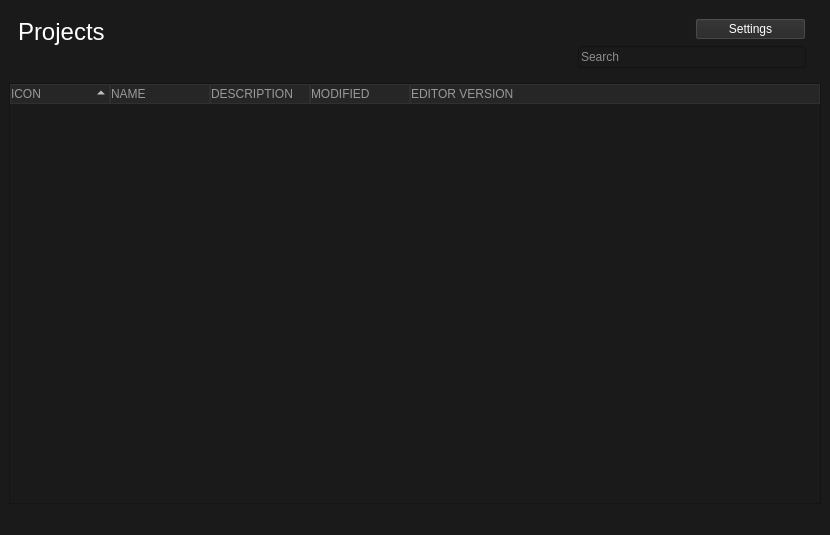
Before: the Qt Designer form designer/UnityLauncher.ui in Kainkun/UnityLauncher, drawn with Qt 5.
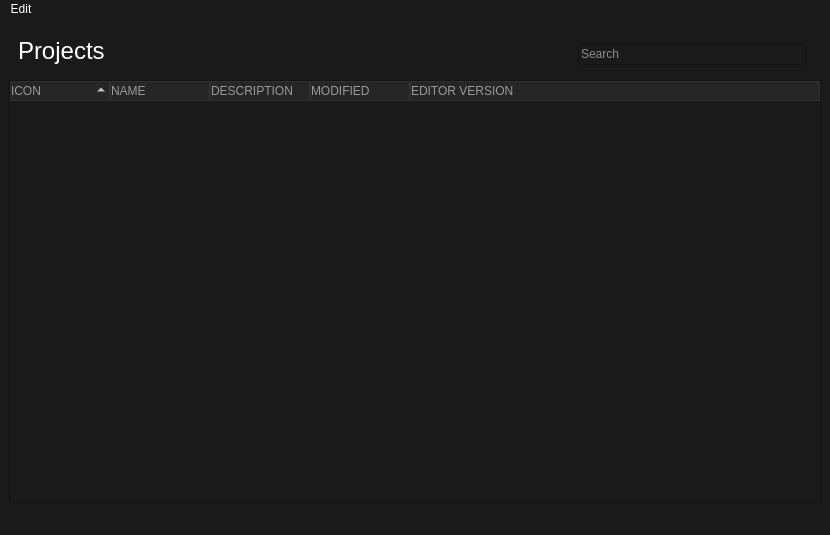
After: the same form once the commit is applied. Icons and pictures are not drawn.

```diff
--- a/designer/UnityLauncher.ui
+++ b/designer/UnityLauncher.ui
@@ -45,6 +45,11 @@
 	background: rgb(38, 38, 38);
 }
 
+QMenu::item:selected
+{
+	background-color:rgb(38, 38, 38)
+}
+
 QHeaderView::up-arrow
 {
 	image: url(:/images/UpWhiteArrow.png);
@@ -97,13 +102,6 @@
          </property>
         </widget>
        </item>
-       <item row="0" column="2">
-        <widget class="QPushButton" name="SettingsButton">
-         <property name="text">
-          <string>Settings</string>
-         </property>
-        </widget>
-       </item>
       </layout>
      </widget>
     </item>
@@ -168,6 +166,16 @@
      <height>18</height>
     </rect>
    </property>
+   <widget class="QMenu" name="menuEdit">
+    <property name="title">
+     <string>Edit</string>
+    </property>
+    <addaction name="actionSet_All_Project_Icons"/>
+    <addaction name="actionSet_All_Project_Descriptions"/>
+    <addaction name="separator"/>
+    <addaction name="actionAdd_Editor_Scripts_to_All_Projects"/>
+   </widget>
+   <addaction name="menuEdit"/>
   </widget>
   <widget class="QStatusBar" name="statusbar"/>
  </widget>
```
Left out of the diff: 27 changed lines with no effect on the pictures.
